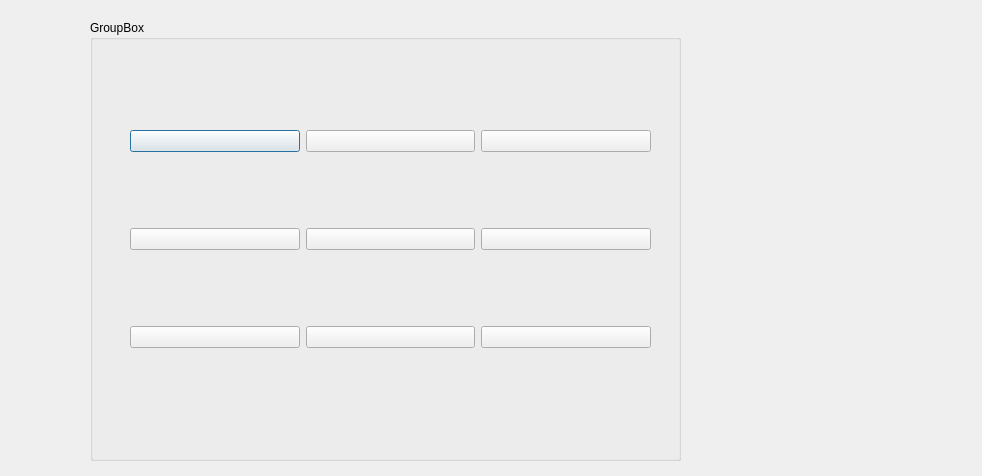
This is GUI/twoplayer.ui in AHMED-ABDELLATIF56/Advanced-Tic-Tac-Toe as Qt 5 draws it before an edit. The edited form follows.
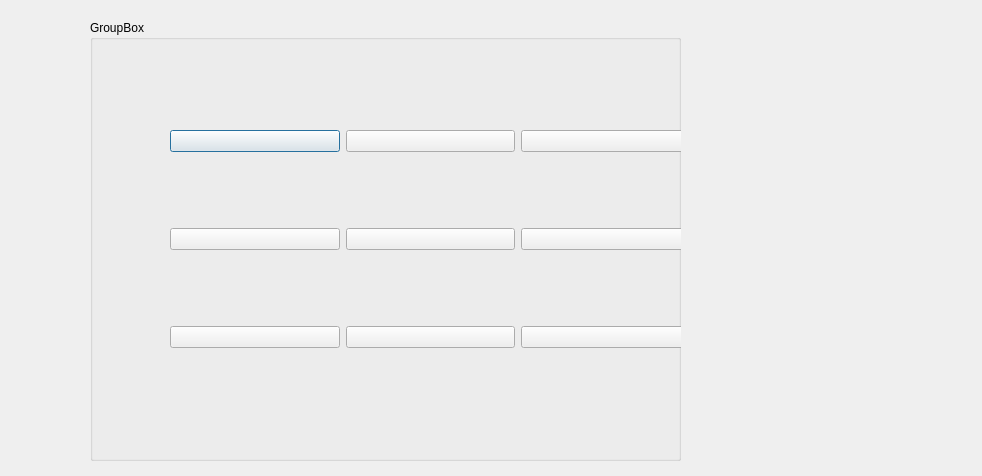
This is the edited form.

The edit to the form file:
```diff
--- a/GUI/twoplayer.ui
+++ b/GUI/twoplayer.ui
@@ -28,7 +28,7 @@
    <widget class="QWidget" name="layoutWidget">
     <property name="geometry">
      <rect>
-      <x>40</x>
+      <x>80</x>
       <y>40</y>
       <width>521</width>
       <height>361</height>
```
